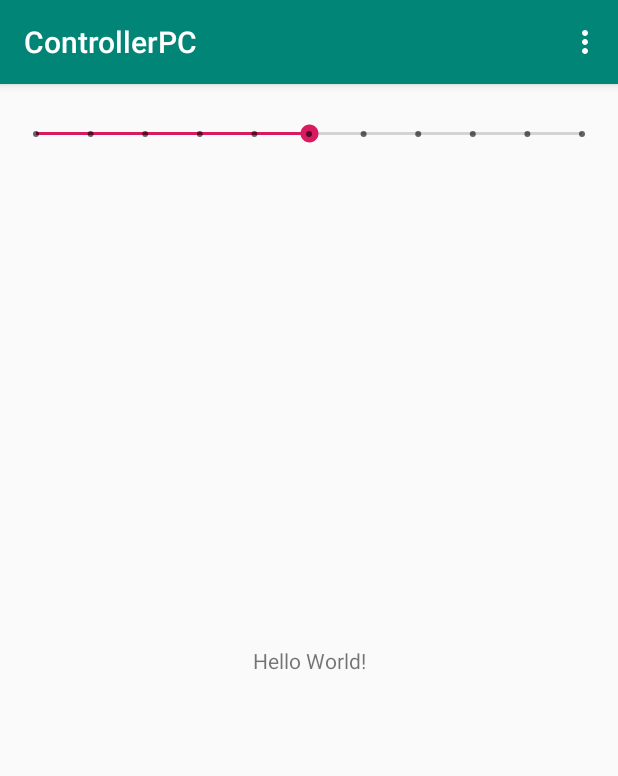
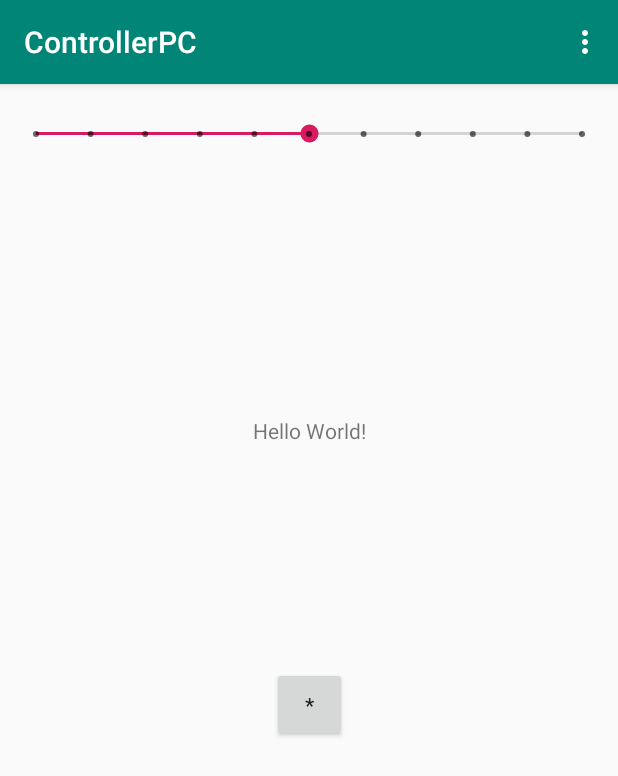
Before and after one commit to solovi4/ControllerPC, an Android app: the screen it shows after launch (MainActivity), on a phone screen of 412 x 824 dp. Shown: the top 776 px of the screen. Run offline under Robolectric (Android 15) with nearby library versions, the phone set to English and light mode, and no system bars.

Commit message:
Добавил перемещение курсора, работает криво, надо как то калибровать

```diff
--- a/app/src/main/java/com/solovi4/controllerpc/MainActivity.java
+++ b/app/src/main/java/com/solovi4/controllerpc/MainActivity.java
@@ -1,35 +1,87 @@
 package com.solovi4.controllerpc;
 
+import android.content.Context;
 import android.content.Intent;
+import android.content.pm.ActivityInfo;
+import android.hardware.Sensor;
+import android.hardware.SensorEvent;
+import android.hardware.SensorEventListener;
+import android.hardware.SensorManager;
+import android.os.Handler;
+import android.os.SystemClock;
 import android.support.v7.app.AlertDialog;
 import android.support.v7.app.AppCompatActivity;
 import android.os.Bundle;
 import android.view.Menu;
 import android.view.MenuInflater;
 import android.view.MenuItem;
+import android.view.MotionEvent;
 import android.view.View;
+import android.widget.Button;
 import android.widget.SeekBar;
 import android.widget.TextView;
 
 
-public class MainActivity extends AppCompatActivity implements SeekBar.OnSeekBarChangeListener {
+public class MainActivity extends AppCompatActivity
+        implements SeekBar.OnSeekBarChangeListener, Button.OnTouchListener {
 
     private TextView textView;
 
     private Commander commander;
     private PreferencesManager preferencesManager;
+    private Button moveCursorButton;
+    private Handler mHandler = new Handler();
+    private MySensorListener mySensorListener;
+
+    private SensorManager sensorManager;
+    private Sensor sensor;
 
     @Override
     protected void onCreate(Bundle savedInstanceState) {
         super.onCreate(savedInstanceState);
+        setRequestedOrientation(ActivityInfo.SCREEN_ORIENTATION_LOCKED);
         setContentView(R.layout.activity_main);
         preferencesManager = PreferencesManager.GetInstance(this.getApplicationContext());
         commander = new Commander(preferencesManager.GetURL());
         SeekBar seekBar = findViewById(R.id.seekBar);
+        moveCursorButton = findViewById(R.id.moveCursorButton);
+        moveCursorButton.setOnTouchListener(this);
         seekBar.setOnSeekBarChangeListener(this);
         textView = findViewById(R.id.textView);
 
+        mySensorListener = new MySensorListener();
+        sensorManager = (SensorManager) getSystemService(Context.SENSOR_SERVICE);
+        sensor = sensorManager.getDefaultSensor(Sensor.TYPE_LINEAR_ACCELERATION);
+        sensorManager.registerListener(mySensorListener, sensor, SensorManager.SENSOR_DELAY_NORMAL);
+
     }
+
+
+
+
+    @Override
+    public boolean onTouch(View view, MotionEvent motionevent) {
+        int action = motionevent.getAction();
+        if (action == MotionEvent.ACTION_DOWN) {
+            mHandler.removeCallbacks(mUpdateTaskup);
+            mHandler.postAtTime(mUpdateTaskup, SystemClock.uptimeMillis() + 50);
+            return true;
+        } else if (action == MotionEvent.ACTION_UP) {
+            mHandler.removeCallbacks(mUpdateTaskup);
+        }
+        return false;
+    }
+
+    private Runnable mUpdateTaskup = new Runnable() {
+        public void run() {
+            float dx = mySensorListener.GetX();
+            float dz = mySensorListener.GetZ();
+            int dxInt = (int)(dx * 10);
+            int dzInt = -(int)(dz * 10);
+            commander.MoveCursor(dxInt, dzInt);
+            mHandler.postAtTime(this, SystemClock.uptimeMillis() + 100);
+        }//end run
+    };// end runnable
 
     public boolean onCreateOptionsMenu(Menu menu) {
         MenuInflater inflater = getMenuInflater();
@@ -77,6 +129,7 @@ public class MainActivity extends AppCompatActivity implements SeekBar.OnSeekBar
     }
 
 
-
-
+    public void moveCursorButton(View view) {
+        commander.MoveCursor(100, 100);
+    }
 }
--- a/app/src/main/java/com/solovi4/controllerpc/PreferencesManager.java
+++ b/app/src/main/java/com/solovi4/controllerpc/PreferencesManager.java
@@ -23,8 +23,8 @@ public class PreferencesManager {
 
     private void loadPreferences() {
         SharedPreferences settings = context.getSharedPreferences(prefName, 0);
-        ipAddress = settings.getString(pcNameKey, "192.168.0.1");
-        port = settings.getInt(portKey, 0);
+        ipAddress = settings.getString(pcNameKey, "192.168.1.38");
+        port = settings.getInt(portKey, 49001);
     }
 
     public String GetIPAddress() {
--- a/app/src/main/res/layout/activity_main.xml
+++ b/app/src/main/res/layout/activity_main.xml
@@ -14,7 +14,8 @@
         app:layout_constraintBottom_toBottomOf="parent"
         app:layout_constraintLeft_toLeftOf="parent"
         app:layout_constraintRight_toRightOf="parent"
-        app:layout_constraintTop_toTopOf="parent" />
+        app:layout_constraintTop_toTopOf="parent"
+        app:layout_constraintVertical_bias="0.296" />
 
     <SeekBar
         android:id="@+id/seekBar"
@@ -30,4 +31,18 @@
         app:layout_constraintStart_toStartOf="parent"
         app:layout_constraintTop_toTopOf="parent" />
 
+    <Button
+        android:id="@+id/moveCursorButton"
+        android:layout_width="50dp"
+        android:layout_height="50dp"
+        android:layout_marginStart="8dp"
+        android:layout_marginTop="8dp"
+        android:layout_marginEnd="8dp"
+        android:layout_marginBottom="8dp"
+        android:text="*"
+        app:layout_constraintBottom_toBottomOf="parent"
+        app:layout_constraintEnd_toEndOf="parent"
+        app:layout_constraintStart_toStartOf="parent"
+        app:layout_constraintTop_toBottomOf="@+id/seekBar" />
+
 </android.support.constraint.ConstraintLayout>
```
Also changed, not shown: app/src/main/AndroidManifest.xml (+7 -0 lines), app/src/main/java/com/solovi4/controllerpc/Commander.java (+8 -0 lines), app/src/main/java/com/solovi4/controllerpc/MySensorListener.java (added, +47 -0 lines).
